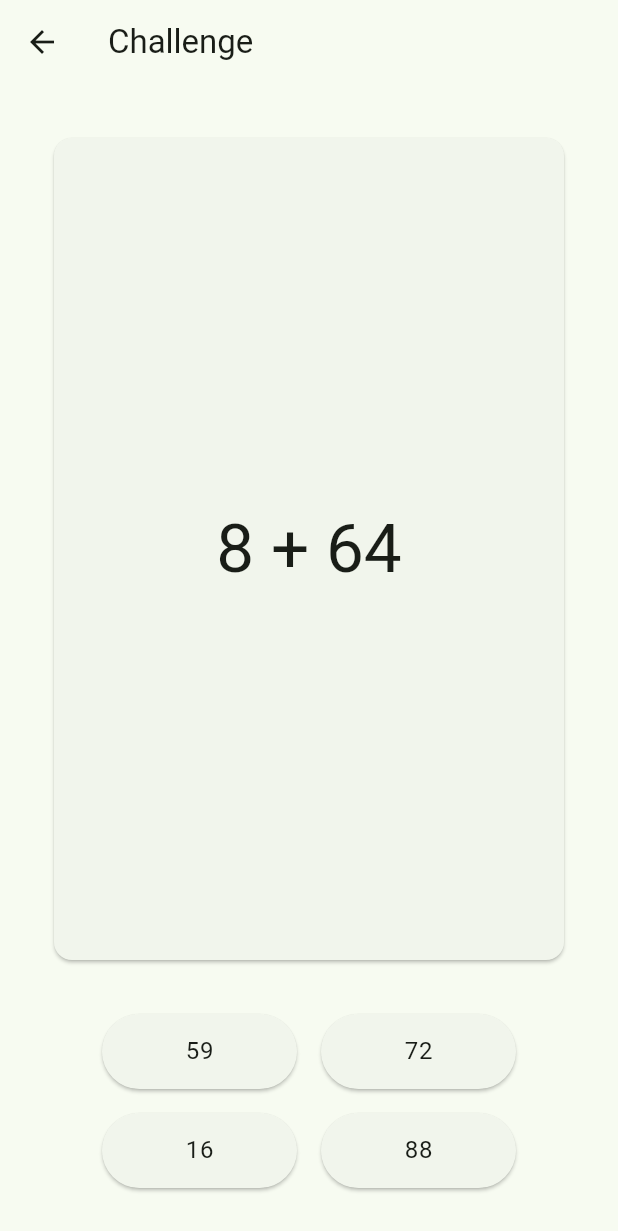
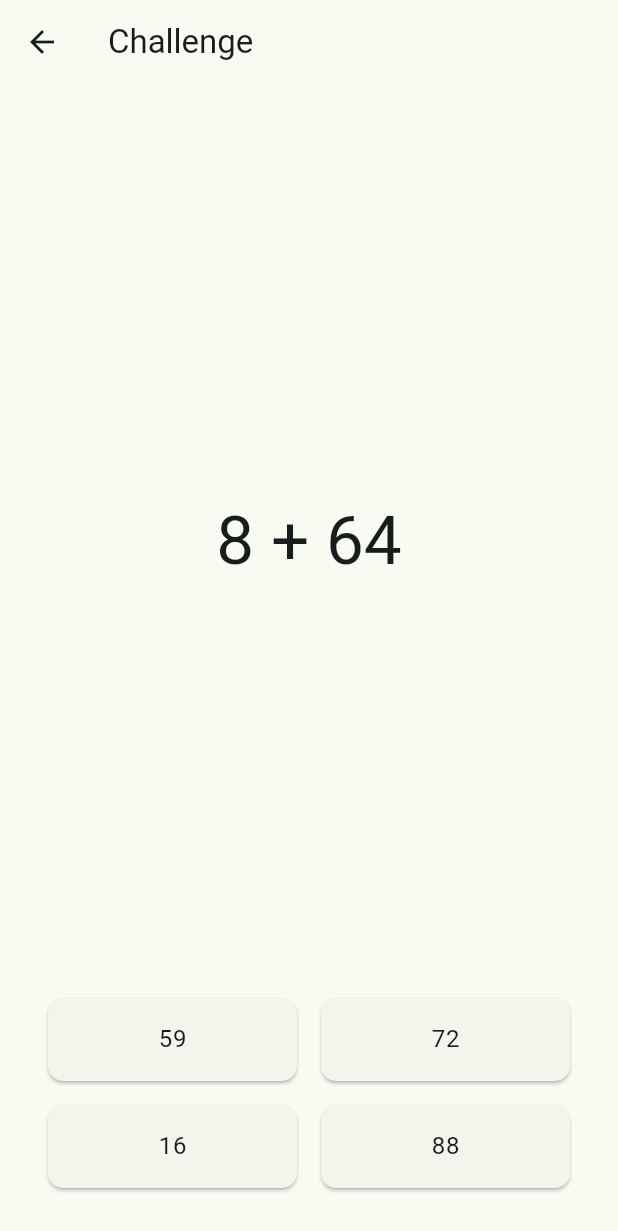
Before and after one commit to Sintexer/fastmath, a Flutter app: the ChallengeScreen screen opened by its route, on a phone screen of 412 x 824 dp. Shown: the top 1231 px of the screen. Run offline on Flutter 3.47's test engine with Material 3 defaults, Android fonts, the phone set to English and light mode, and no system bars; our stand-ins replace flutter_riverpod, freezed_annotation, go_router, riverpod_annotation; missing offline and left inert: responsive_grid_list; generated files the repository leaves out were written again.

Commit message:
feat(challenge): implement button grid

```diff
--- a/lib/app.dart
+++ b/lib/app.dart
@@ -1,4 +1,5 @@
 import 'package:fastmath/challenge/screens/challenge_config_screen.dart';
+import 'package:fastmath/challenge/screens/challenge_result_screen.dart';
 import 'package:fastmath/challenge/screens/challenge_screen.dart';
 import 'package:fastmath/screens/home_screen.dart';
 import 'package:fastmath/training/screens/trainings_screen.dart';
@@ -19,6 +20,10 @@ final _router = GoRouter(
           GoRoute(
             path: ChallengeScreen.routeName,
             builder: (context, state) => const ChallengeScreen(),
+          ),
+          GoRoute(
+            path: ChallengeResultScreen.routeName,
+            builder: (context, state) => const ChallengeResultScreen(),
           ),
         ]),
     GoRoute(
--- a/lib/challenge/screens/challenge_screen.dart
+++ b/lib/challenge/screens/challenge_screen.dart
@@ -3,6 +3,8 @@ import 'package:fastmath/challenge/providers/challenge_providers.dart';
 import 'package:fastmath/challenge/screens/challenge_result_screen.dart';
 import 'package:flutter/material.dart';
 import 'package:flutter_riverpod/flutter_riverpod.dart';
+import 'package:go_router/go_router.dart';
+import 'package:responsive_grid_list/responsive_grid_list.dart';
 
 class ChallengeScreen extends ConsumerWidget {
   static const routeName = "/challenge/quiz";
@@ -25,8 +27,7 @@ class ChallengeScreen extends ConsumerWidget {
                     currentIndex >= challengeProgress.problems.length;
                 if (hasCompleted) {
                   WidgetsBinding.instance.addPostFrameCallback((_) {
-                    Navigator.pushReplacementNamed(
-                        context, ChallengeResultScreen.routeName);
+                    context.go(ChallengeResultScreen.routeName);
                   });
                   return const SizedBox.shrink();
                 }
@@ -67,9 +68,10 @@ class ChallengeProblemCard extends StatelessWidget {
 
   @override
   Widget build(BuildContext context) {
-    return Card(
-      child: Center(
-        child: Text(question, style: Theme.of(context).textTheme.displayMedium,),
+    return Center(
+      child: Text(
+        question,
+        style: Theme.of(context).textTheme.displayMedium,
       ),
     );
   }
@@ -93,38 +95,43 @@ class ChallengeProblemAnswerOptions extends StatelessWidget {
     final answers = [...mockAnswers, problem.correctAnswer];
     answers.shuffle();
 
-    return Wrap(
-      spacing: 16,
-      runSpacing: 16,
-      alignment: WrapAlignment.center,
-      runAlignment: WrapAlignment.center,
-      children: answers.map((answer) {
-        return SizedBox(
-          width: 130, // Explicit width for the button
-          height: 50, // Explicit height for the button
-          child: ChallengeAnswerButton(
-            answer,
-            onAnswerSelected: onAnswerSelected,
-          ),
-        );
-      }).toList(),
+    return GridView.count(
+      crossAxisCount: 2,
+      shrinkWrap: true,
+      childAspectRatio: 3,
+      mainAxisSpacing: 16,
+      crossAxisSpacing: 16,
+      children: answers
+          .map((answer) =>
+              ChallengeAnswerButton(answer, onAnswerSelected: onAnswerSelected))
+          .toList(),
     );
   }
 }
 
 class ChallengeAnswerButton extends StatelessWidget {
+  final double? width;
   final String data;
   final ValueChanged<String> onAnswerSelected;
   const ChallengeAnswerButton(this.data,
-      {super.key, required this.onAnswerSelected});
+      {super.key, this.width, required this.onAnswerSelected});
 
   @override
   Widget build(BuildContext context) {
     return ElevatedButton(
       onPressed: () => onAnswerSelected(data),
+      style: ElevatedButton.styleFrom(
+          shape:
+              RoundedRectangleBorder(borderRadius: BorderRadius.circular(10))),
       child: Center(
         child: SizedBox(
-          child: Center(child: Text(data, style: Theme.of(context).textTheme.bodyLarge,)),
+          width: width,
+          height: 200,
+          child: Center(
+              child: Text(
+            data,
+            style: Theme.of(context).textTheme.bodyLarge,
+          )),
         ),
       ),
     );
```
